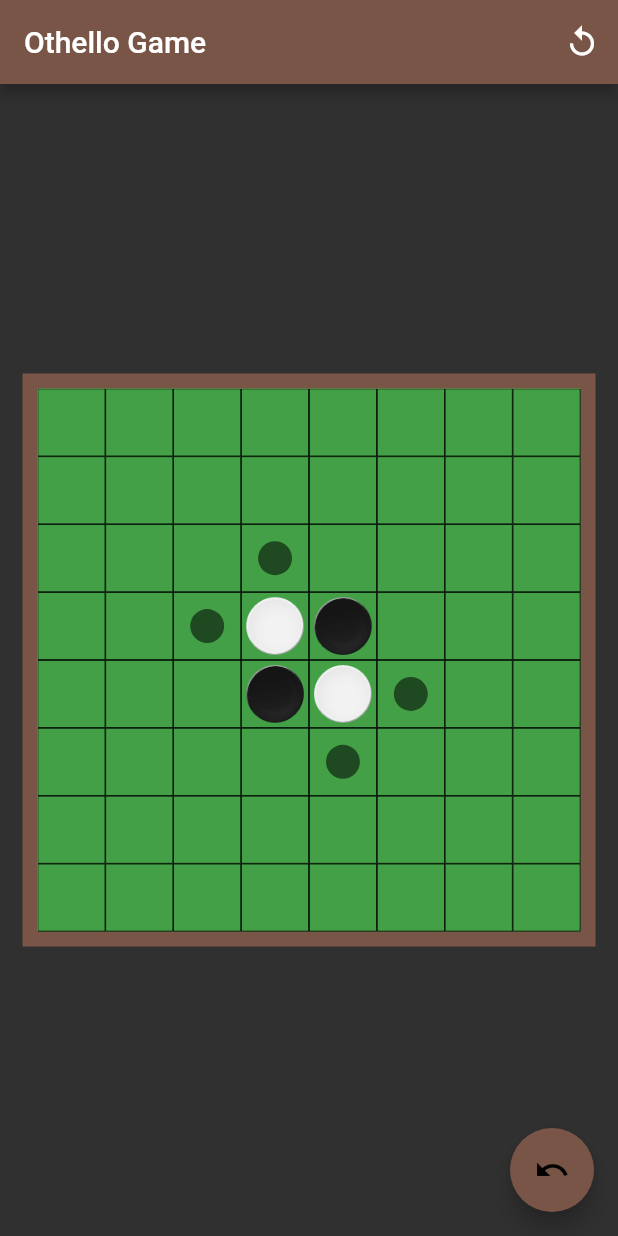
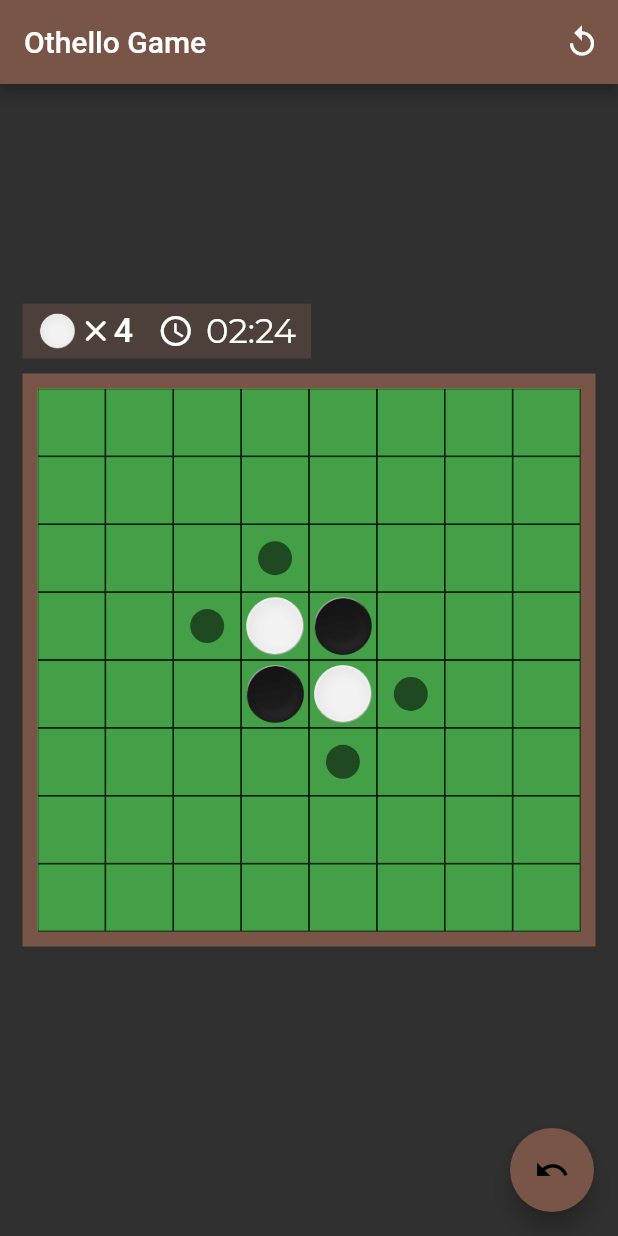
Before and after one commit to Raunakk02/Othello-flutter, a Flutter app: the screen it shows after launch, on a phone screen of 412 x 824 dp. Run offline on Flutter 3.47's test engine with Material 2 defaults, Android fonts, the phone set to English and light mode, and no system bars; our stand-ins replace cached_network_image, cloud_firestore, firebase_auth, firebase_core, google_fonts; accounts and stored records are empty.

Commit message:
made UI for total pieces and timer

```diff
--- a/lib/objects/game_info.dart
+++ b/lib/objects/game_info.dart
@@ -24,6 +24,8 @@ class GameInfo {
   int get boardHeight => _roomData.height;
 
   int get boardLength => _roomData.length;
+
+  RoomData get roomData => _roomData;
 
   UnmodifiableListView<UnmodifiableListView<int>> get board =>
       _roomData.currentBoard;
--- a/lib/objects/room_data.dart
+++ b/lib/objects/room_data.dart
@@ -78,6 +78,8 @@ class RoomData {
   Duration get whiteTotalDuration => _whiteTotalDuration;
 
   UnmodifiableListView<ChatMessage> get chats => UnmodifiableListView(_chats);
+
+  DateTime get timestamp => _timestamp;
 
   UnmodifiableListView<UnmodifiableListView<int>> get currentBoard {
     List<UnmodifiableListView<int>> res = [];
--- a/lib/screens/home_page.dart
+++ b/lib/screens/home_page.dart
@@ -1,10 +1,12 @@
 import 'package:firebase_auth/firebase_auth.dart';
 import 'package:flutter/material.dart';
 import 'package:flutter/rendering.dart';
+import 'package:google_fonts/google_fonts.dart';
 import 'package:othello/components/flip_piece.dart';
 import 'package:othello/components/piece.dart';
 import 'package:othello/objects/game_info.dart';
 import 'package:othello/objects/room_data.dart';
+import 'package:othello/utils/globals.dart';
 
 class HomePage extends StatefulWidget {
   @override
@@ -55,6 +57,7 @@ class _HomePageState extends State<HomePage>
         );
   }
 
+  // TODO: add total duration and total pieces score board
   @override
   Widget build(BuildContext context) {
     return Scaffold(
@@ -75,8 +78,14 @@ class _HomePageState extends State<HomePage>
       ),
       body: Padding(
         padding: const EdgeInsets.all(15),
-        child: Center(
+        child: Column(
+          children: [
+            Expanded(
               child: Container(
+                child: ScoreBoard(),
+              ),
+            ),
+            Container(
               color: Colors.brown,
               padding: const EdgeInsets.all(10),
               child: Container(
@@ -88,6 +97,8 @@ class _HomePageState extends State<HomePage>
                 ),
               ),
             ),
+            Expanded(child: SizedBox()),
+          ],
         ),
       ),
       floatingActionButton: FloatingActionButton(
@@ -97,3 +108,49 @@ class _HomePageState extends State<HomePage>
     );
   }
 }
+
+class ScoreBoard extends StatelessWidget {
+  const ScoreBoard({
+    Key? key,
+  }) : super(key: key);
+
+  @override
+  Widget build(BuildContext context) {
+    return Align(
+        alignment: Alignment.bottomLeft,
+        child: Column(
+          mainAxisSize: MainAxisSize.min,
+          children: [
+            Container(
+              color: Colors.brown.withAlpha(100),
+              padding: const EdgeInsets.symmetric(horizontal: 10, vertical: 2),
+              child: Row(
+                mainAxisSize: MainAxisSize.min,
+                children: [
+                  Image(
+                    image: AssetImage('assets/flip_0/frame_0.png'),
+                    width: Globals.screenWidth * 0.065,
+                  ),
+                  Icon(Icons.close_rounded),
+                  Text(
+                    '4',
+                    style: TextStyle(
+                      fontSize: Globals.screenWidth * 0.055,
+                      fontWeight: FontWeight.w500,
+                    ),
+                  ),
+                  SizedBox(width: Globals.screenWidth * 0.04),
+                  Icon(Icons.access_time),
+                  SizedBox(width: Globals.screenWidth * 0.02),
+                  Text('02:24', style: GoogleFonts.montserrat(
+                    fontSize: Globals.screenWidth * 0.055,
+                    fontWeight: FontWeight.w400,
+                  )),
+                ],
+              ),
+            ),
+            SizedBox(height: 10)
+          ],
+        ));
+  }
+}
--- a/pubspec.yaml
+++ b/pubspec.yaml
@@ -32,6 +32,7 @@ dependencies:
   cloud_firestore: ^1.0.1
   cached_network_image: ^3.0.0-nullsafety
   firebase_auth: ^1.0.1
+  google_fonts: ^2.0.0
 
 dev_dependencies:
   flutter_test:
```
Also changed, not shown: pubspec.lock. Lines whose indentation alone changed are shown as unchanged.
